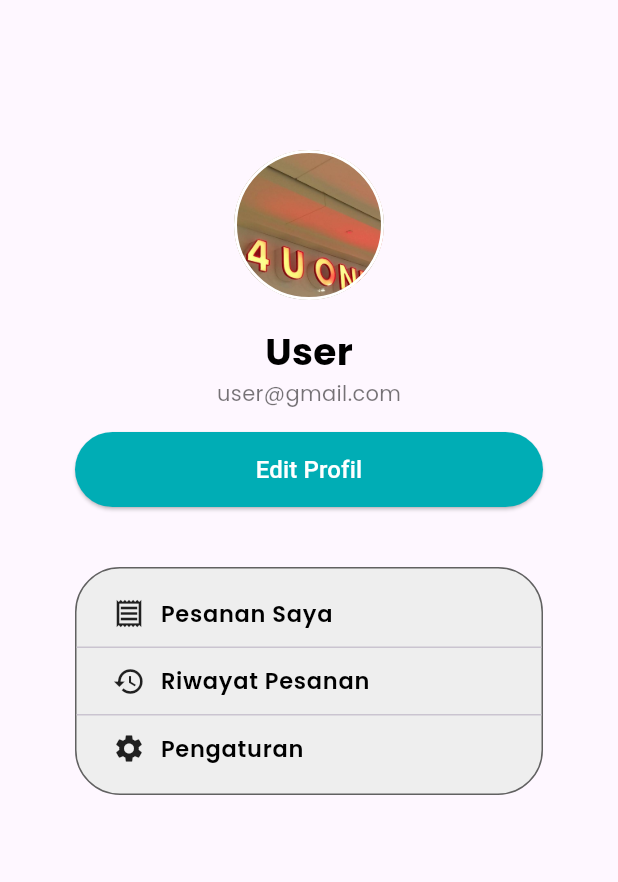
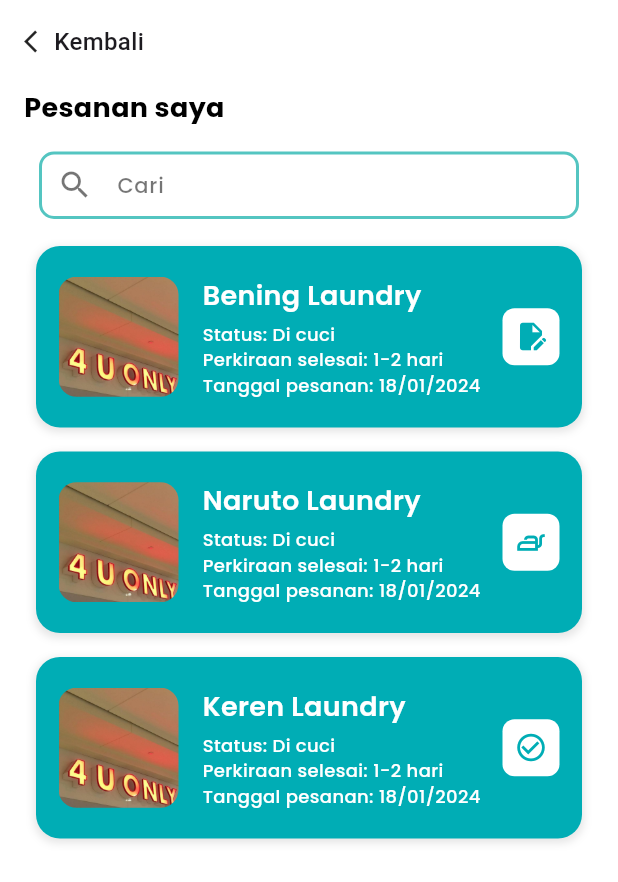
Before and after one commit to ItsREALKane/laundryku, a Flutter app: the ProfilePage screen opened by its route, after a tap on "Pesanan Saya", on a phone screen of 412 x 824 dp. Shown: the top 882 px of the screen. Run offline on Flutter 3.47's test engine with Material 3 defaults, Android fonts, the phone set to English and light mode, and no system bars; our stand-ins replace get, google_fonts; network calls fail.

Commit message:
Feat:[KN] History and Order page

```diff
--- a/lib/favorite/bindings/favorite_binding.dart
+++ b/lib/favorite/bindings/favorite_binding.dart
@@ -4,7 +4,6 @@
 class FavoriteBinding extends Bindings {
   @override
   void dependencies() {
-    // deklarasi controller login here
     Get.put(FavoriteController());
   }
 }
--- a/lib/favorite/pages/Favorite_page.dart
+++ b/lib/favorite/pages/Favorite_page.dart
@@ -62,7 +62,7 @@
               child: ListView.builder(
                 itemCount: favoriteItems.length,
                 itemBuilder: (context, index) {
-                  return LaundryCard(laundry: favoriteItems[index]);
+                  return MyLaundryCard(laundry: favoriteItems[index]);
                 },
               ),
             ),
--- a/lib/login/bindings/login_binding.dart
+++ b/lib/login/bindings/login_binding.dart
@@ -4,7 +4,6 @@
 class LoginBinding extends Bindings {
   @override
   void dependencies() {
-    // deklarasi controller login here
     Get.put(LoginController());
   }
 }
--- a/lib/main.dart
+++ b/lib/main.dart
@@ -9,7 +9,6 @@
 class MyApp extends StatelessWidget {
   const MyApp({super.key});
 
-  // This widget is the root of your application.
   @override
   Widget build(BuildContext context) {
     return GetMaterialApp(
@@ -17,7 +16,6 @@
       debugShowCheckedModeBanner: false,
       initialRoute: MyappRoute.splashScreen,
       getPages: MyappRoute.page,
-
     );
   }
 }
--- a/lib/navbar/bottom_nav_controller.dart
+++ b/lib/navbar/bottom_nav_controller.dart
@@ -1,7 +1,6 @@
 import 'package:get/get.dart';
 
 class BottomNavController extends GetxController {
-  // posisi terakhir menu
   var selectedIndex = 0.obs;
 
   void changeMenu(int index) {
--- /dev/null
+++ b/lib/order/order/controller/order_controller.dart
@@ -0,0 +1,6 @@
+import 'package:get/get.dart';
+
+class OrderController extends GetxController {
+
+
+}
--- /dev/null
+++ b/lib/order/order/pages/order_page.dart
@@ -0,0 +1,97 @@
+import 'package:flutter/material.dart';
+import 'package:get/get.dart';
+import 'package:laundryku/widget/my_order_card.dart';
+import 'package:laundryku/widget/my_search_bar.dart';
+import 'package:laundryku/widget/my_text.dart';
+
+class OrderPage extends StatelessWidget {
+  const OrderPage({super.key});
+
+  @override
+  Widget build(BuildContext context) {
+    final orders = [
+      OrderItem(
+        name: 'Bening Laundry',
+        status: 'Di cuci',
+        estimatedTime: '1-2 hari',
+        orderDate: '18/01/2024',
+        imagePath: 'assets/image/coba.jpeg',
+        actionIcon: Icons.edit_document,
+      ),
+      OrderItem(
+        name: 'Naruto Laundry',
+        status: 'Di cuci',
+        estimatedTime: '1-2 hari',
+        orderDate: '18/01/2024',
+        imagePath: 'assets/image/coba.jpeg',
+        actionIcon: Icons.iron_outlined,
+      ),
+      OrderItem(
+        name: 'Keren Laundry',
+        status: 'Di cuci',
+        estimatedTime: '1-2 hari',
+        orderDate: '18/01/2024',
+        imagePath: 'assets/image/coba.jpeg',
+        actionIcon: Icons.check_circle_outline,
+      ),
+    ];
+
+    return Scaffold(
+      backgroundColor: Colors.white,
+      body: SafeArea(
+        child: Container(
+          padding: const EdgeInsets.all(16.0),
+          child: Column(
+            crossAxisAlignment: CrossAxisAlignment.start,
+            children: [
+              GestureDetector(
+                onTap: () {
+                  Get.back();
+                },
+                child: const Row(
+                  children: [
+                    Icon(Icons.arrow_back_ios, size: 18),
+                    SizedBox(width: 2),
+                    Text(
+                      'Kembali',
+                      style: TextStyle(
+                        fontSize: 16,
+                        fontWeight: FontWeight.w500,
+                      ),
+                    ),
+                  ],
+                ),
+              ),
+              const SizedBox(height: 20),
+              const MyText(
+                text: "Pesanan saya",
+                fontSize: 18,
+                fontWeight: FontWeight.bold,
+                color: Color(0xFF000000),
+              ),
+              const SizedBox(height: 16),
+              const Search(),
+              const SizedBox(height: 16),
+              Expanded(
+                child: ListView.builder(
+                  itemCount: orders.length,
+                  padding: const EdgeInsets.symmetric(vertical: 2),
+                  itemBuilder: (context, index) {
+                    return MyOrderCard(
+                      name: orders[index].name,
+                      status: orders[index].status,
+                      estimatedTime: orders[index].estimatedTime,
+                      orderDate: orders[index].orderDate,
+                      imagePath: orders[index].imagePath,
+                      actionIcon: orders[index].actionIcon,
+                    );
+                  },
+                ),
+              ),
+            ],
+          ),
+        ),
+      ),
+    );
+  }
+}
--- /dev/null
+++ b/lib/order/orderhistory/controller/order_history_controller.dart
@@ -0,0 +1,6 @@
+import 'package:get/get.dart';
+
+class OrderHistoryController extends GetxController {
+
+
+}
--- a/lib/profile/pages/profile_page.dart
+++ b/lib/profile/pages/profile_page.dart
@@ -1,6 +1,5 @@
 import 'package:flutter/material.dart';
 import 'package:get/get.dart';
-import 'package:laundryku/profile/controller/profile_controller.dart';
 import 'package:laundryku/widget/my_button.dart';
 import 'package:laundryku/widget/my_menu_item.dart';
 import 'package:laundryku/widget/my_text.dart';
@@ -9,19 +8,15 @@
   @override
   Widget build(BuildContext context) {
     return Scaffold(
+      backgroundColor: Colors.white,
       body: Stack(
         children: [
-          // Background with bubble decorations
-          // Main content
           Column(
             children: [
               const SizedBox(height: 100),
-
-              // Profile section
               Center(
                 child: Column(
                   children: [
-                    // Profile picture
                     Container(
                       width: 100,
                       height: 100,
@@ -35,26 +30,19 @@
                       ),
                     ),
                     const SizedBox(height: 16),
-
-                    // User name - Using MyText
                     const MyText(
                       text: 'User',
                       fontSize: 25,
                       fontWeight: FontWeight.w700,
                       color: Colors.black,
                     ),
-
-                    // User email - Using MyText
                     const MyText(
                       text: 'user@gmail.com',
                       fontSize: 14,
                       fontWeight: FontWeight.normal,
                       color: Colors.black54,
                     ),
-
                     const SizedBox(height: 16),
-
-                    // Edit profile button - Using MyButton
                     MyButton(
                       text: 'Edit Profil',
                       onPressed: () {
@@ -65,10 +53,7 @@
                   ],
                 ),
               ),
-
               const SizedBox(height: 30),
-
-              // Menu options
               Container(
                 margin: const EdgeInsets.symmetric(horizontal: 50),
                 padding: const EdgeInsets.symmetric(vertical: 8),
@@ -79,25 +64,22 @@
                 ),
                 child: Column(
                   children: [
-                    // My Orders - using reusable MenuItem
                     MenuItem(
                       icon: Icons.receipt_outlined,
                       text: 'Pesanan Saya',
-                      onTap: () {},
+                      onTap: () {
+                        Get.toNamed("/order");
+                      },
                     ),
-
                     const Divider(height: 1),
-
-                    // Order History - using reusable MenuItem
                     MenuItem(
                       icon: Icons.history,
                       text: 'Riwayat Pesanan',
-                      onTap: () {},
+                      onTap: () {
+                        Get.toNamed("/orderHistory");
+                      },
                     ),
-
                     const Divider(height: 1),
-
-                    // Settings - using reusable MenuItem
                     MenuItem(
                       icon: Icons.settings,
                       text: 'Pengaturan',
--- a/lib/route/myapproute.dart
+++ b/lib/route/myapproute.dart
@@ -5,8 +5,10 @@
 import 'package:laundryku/login/pages/login_page.dart';
 import 'package:laundryku/navbar/bottom_nav_bar_page.dart';
 import 'package:laundryku/navbar/navbar_binding.dart';
+import 'package:laundryku/order/order/pages/order_page.dart';
 import 'package:laundryku/profile/bindings/profile_binding.dart';
 import 'package:laundryku/profile/pages/edit_page.dart';
+import 'package:laundryku/order/orderhistory/pages/order_history_page.dart';
 import 'package:laundryku/profile/pages/profile_page.dart';
 import 'package:laundryku/profile/pages/setting_page.dart';
 import 'package:laundryku/register/bindings/register_binding.dart';
@@ -22,9 +24,13 @@
   static const profilePage = '/profile';
   static const settingProfilePage = '/settingProfile';
   static const editProfilePage = '/editProfile';
+  static const orderhistoryPage = '/orderHistory';
+  static const orderPage = '/order';
 
   static final page = [
     GetPage(name: MyappRoute.splashScreen, page: () => SplashScreen()),
+
+    //Login
     GetPage(
         name: MyappRoute.loginPage,
         page: () => LoginPage(),
@@ -43,12 +49,16 @@
         binding: NavbarBinding(),
         transition: Transition.fade,
         transitionDuration: Duration(milliseconds: 450)),
+
+    //favorite
     GetPage(
         name: MyappRoute.favoritePage,
         page: () => FavoritePage(),
         binding: FavoriteBinding(),
         transition: Transition.fade,
         transitionDuration: Duration(milliseconds: 450)),
+
+    //profile
     GetPage(
         name: MyappRoute.profilePage,
         page: () => ProfilePage(),
@@ -65,5 +75,17 @@
         page: () => EditProfilePage(),
         transition: Transition.native,
         transitionDuration: Duration(milliseconds: 450)),
+
+    //order
+    GetPage(
+        name: MyappRoute.orderPage,
+        page: () => OrderPage(),
+        transition: Transition.native,
+        transitionDuration: Duration(milliseconds: 450)),
+    GetPage(
+        name: MyappRoute.orderhistoryPage,
+        page: () => OrderHistoryPage(),
+        transition: Transition.native,
+        transitionDuration: Duration(milliseconds: 450)),
   ];
 }
--- a/lib/widget/my_laundry_card.dart
+++ b/lib/widget/my_laundry_card.dart
@@ -1,10 +1,10 @@
 import 'package:flutter/material.dart';
 import 'package:laundryku/widget/my_text.dart';
 
-class LaundryCard extends StatelessWidget {
+class MyLaundryCard extends StatelessWidget {
   final LaundryItem laundry;
 
-  const LaundryCard({super.key, required this.laundry});
+  const MyLaundryCard({super.key, required this.laundry});
 
   @override
   Widget build(BuildContext context) {
--- /dev/null
+++ b/lib/widget/my_order_card.dart
@@ -0,0 +1,137 @@
+// Improved Order Page
+import 'package:flutter/material.dart';
+import 'package:google_fonts/google_fonts.dart';
+
+class MyOrderCard extends StatelessWidget {
+  final String name;
+  final String status;
+  final String estimatedTime;
+  final String orderDate;
+  final String imagePath;
+  final IconData actionIcon;
+
+  const MyOrderCard({
+    super.key,
+    required this.name,
+    required this.status,
+    required this.estimatedTime,
+    required this.orderDate,
+    required this.imagePath,
+    required this.actionIcon,
+  });
+
+  @override
+  Widget build(BuildContext context) {
+    return Container(
+      margin: const EdgeInsets.only(bottom: 16, left: 8, right: 8),
+      decoration: BoxDecoration(
+        borderRadius: BorderRadius.circular(16),
+        boxShadow: [
+          BoxShadow(
+            color: Colors.black.withOpacity(0.1),
+            blurRadius: 4,
+            spreadRadius: 1 ,
+            offset: const Offset(0, 2),
+          ),
+        ],
+      ),
+      child: Container(
+        padding: const EdgeInsets.symmetric(vertical: 20, horizontal: 15),
+        decoration: BoxDecoration(
+          color: const Color(0xFF00ADB5),
+          borderRadius: BorderRadius.circular(16),
+        ),
+        child: Row(
+          children: [
+            ClipRRect(
+              borderRadius: BorderRadius.circular(12),
+              child: Image.asset(
+                imagePath,
+                width: 80,
+                height: 80,
+                fit: BoxFit.cover,
+              ),
+            ),
+            const SizedBox(width: 16),
+            Expanded(
+              child: Column(
+                crossAxisAlignment: CrossAxisAlignment.start,
+                children: [
+                  Text(
+                    name,
+                    style: GoogleFonts.poppins(
+                      fontSize: 18,
+                      fontWeight: FontWeight.w600,
+                      color: Colors.white,
+                    ),
+                  ),
+                  const SizedBox(height: 4),
+                  Column(
+                    crossAxisAlignment: CrossAxisAlignment.start,
+                    children: [
+                      Text(
+                        'Status: $status',
+                        style: GoogleFonts.poppins(
+                          fontSize: 12,
+                          fontWeight: FontWeight.w500,
+                          color: Colors.white,
+                        ),
+                      ),
+                      Text(
+                        'Perkiraan selesai: $estimatedTime',
+                        style: GoogleFonts.poppins(
+                          fontSize: 12,
+                          fontWeight: FontWeight.w500,
+                          color: Colors.white,
+                        ),
+                      ),
+                      Text(
+                        'Tanggal pesanan: $orderDate',
+                        style: GoogleFonts.poppins(
+                          fontSize: 12,
+                          fontWeight: FontWeight.w500,
+                          color: Colors.white,
+                        ),
+                      ),
+                    ],
+                  ),
+                ],
+              ),
+            ),
+            Container(
+              margin: const EdgeInsets.only(left: 8),
+              decoration: BoxDecoration(
+                color: Colors.white,
+                borderRadius: BorderRadius.circular(8),
+              ),
+              padding: const EdgeInsets.all(8),
+              child: Icon(
+                actionIcon,
+                color: const Color(0xFF00ADB5),
+                size: 22,
+              ),
+            ),
+          ],
+        ),
+      ),
+    );
+  }
+}
+
+class OrderItem {
+  final String imagePath;
+  final String name;
+  final String status;
+  final String estimatedTime;
+  final String orderDate;
+  final IconData actionIcon;
+
+  OrderItem({
+    required this.imagePath,
+    required this.name,
+    required this.status,
+    required this.estimatedTime,
+    required this.orderDate,
+    required this.actionIcon,
+  });
+}
```
Also changed, not shown: lib/order/order/bindings/order_binding.dart (added, +9 -0 lines), lib/order/orderhistory/bindings/order_history_binding.dart (added, +9 -0 lines), lib/order/orderhistory/pages/order_history_page.dart (added, +87 -0 lines), lib/profile/pages/edit_page.dart (+3 -22 lines), lib/profile/pages/setting_page.dart (+2 -9 lines), lib/widget/my_order_history_card.dart (added, +121 -0 lines), pubspec.lock.
